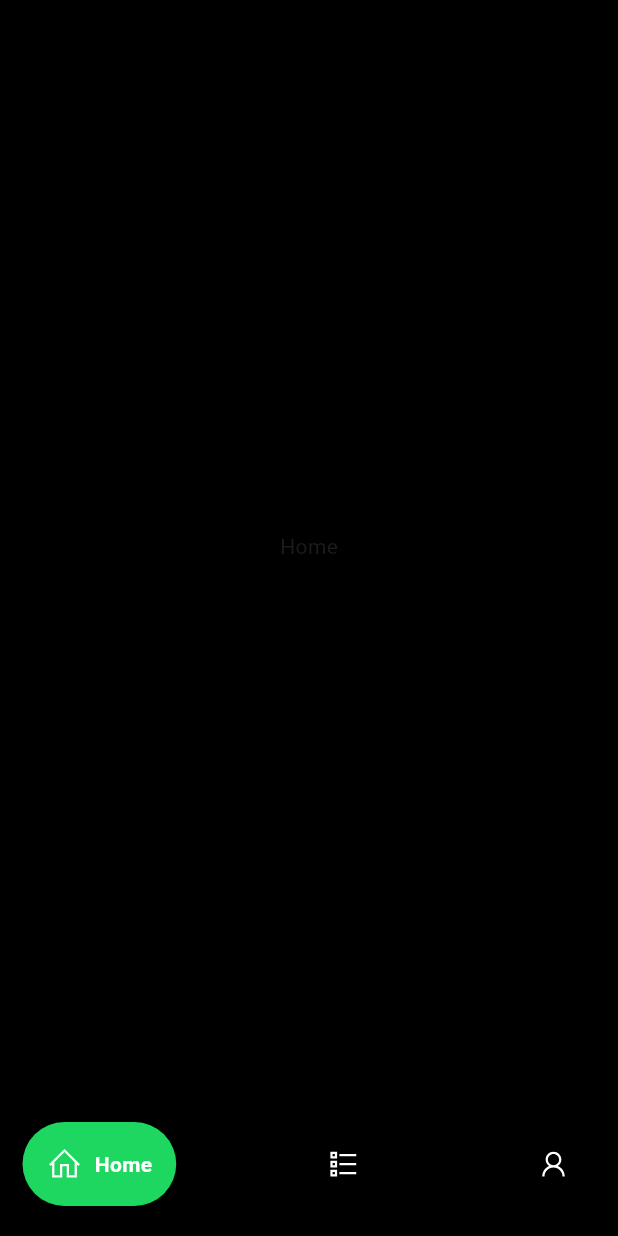
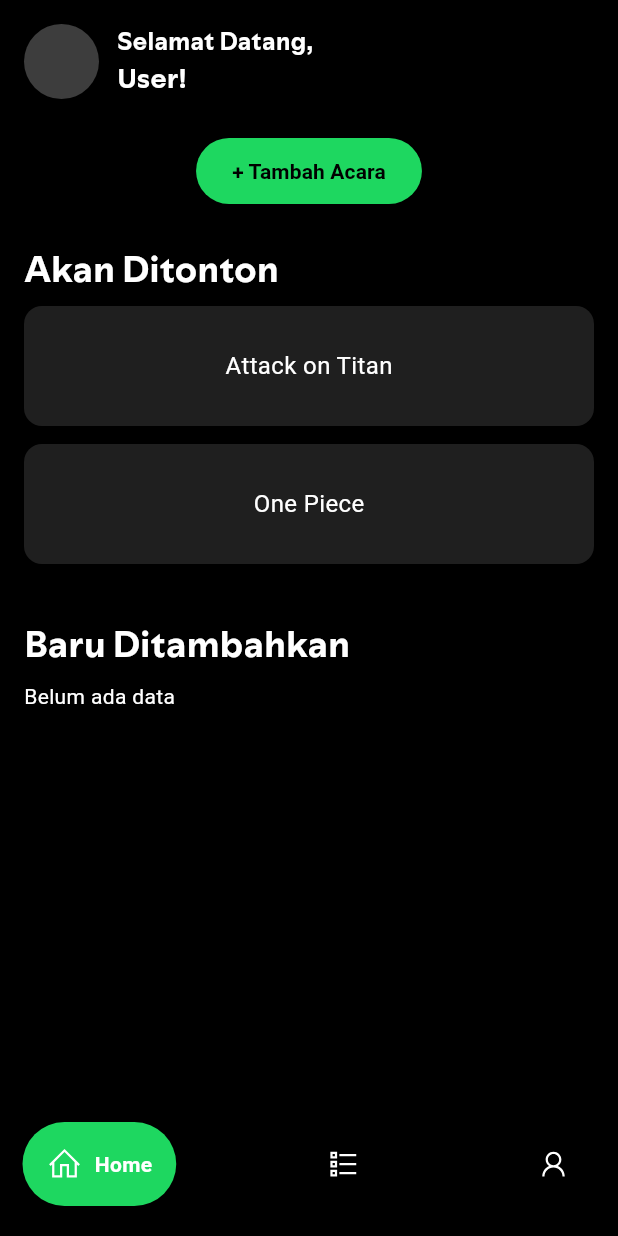
Before and after one commit to von-ai/netlify-app, a Flutter app: the screen it shows after launch, on a phone screen of 412 x 824 dp. Run offline on Flutter 3.47's test engine with Material 3 defaults, Android fonts, the phone set to English and light mode, and no system bars; drawn by our look-alikes of google_nav_bar; our stand-ins replace cloud_firestore, firebase_core, line_icons; accounts and stored records are empty.

Commit message:
Homepage demo

```diff
--- a/lib/main.dart
+++ b/lib/main.dart
@@ -21,7 +21,7 @@
   Widget build(BuildContext context) {
     return const MaterialApp(
       debugShowCheckedModeBanner: false,
-      home: NavBar(),
+      home: NavBar(), // penting: panggil NavBar di sini
     );
   }
 }
--- a/lib/pages/home_page.dart
+++ b/lib/pages/home_page.dart
@@ -1,4 +1,6 @@
 import 'package:flutter/material.dart';
+import '../widgets/add_event.dart';
+import '../widgets/event_list.dart';
 
 class HomePage extends StatefulWidget {
   const HomePage({super.key});
@@ -8,8 +10,87 @@
 }
 
 class _HomePageState extends State<HomePage> {
+  // Contoh data dummy untuk list
+  List<String> akanDitonton = ["Naruto", "One Piece", "Attack on Titan"];
+  List<String> baruDitambahkan = [];
+
+  // Fungsi tombol "Tambah Acara"
+  void tambahAcara() {
+    setState(() {
+      baruDitambahkan.add("Film Baru ${baruDitambahkan.length + 1}");
+    });
+  }
+
   @override
   Widget build(BuildContext context) {
-    return Center(child: Text("Home"),);
+    return SafeArea(
+      child: Scaffold(
+        backgroundColor: Colors.black,
+        body: SingleChildScrollView(
+          padding: const EdgeInsets.all(16),
+          child: Column(
+            crossAxisAlignment: CrossAxisAlignment.start,
+            children: [
+              // Header
+              Row(
+                children: [
+                  const CircleAvatar(
+                    radius: 25,
+                    backgroundColor: Colors.white24,
+                  ),
+                  const SizedBox(width: 12),
+                  Column(
+                    crossAxisAlignment: CrossAxisAlignment.start,
+                    children: const [
+                      Text('Selamat Datang,',
+                          style: TextStyle(
+                              color: Colors.white,
+                              fontFamily: 'SpotifyMix',
+                              fontWeight: FontWeight.bold,
+                              fontSize: 16)),
+                      Text('User!',
+                          style: TextStyle(
+                              color: Colors.white,
+                              fontFamily: 'SpotifyMix',
+                              fontWeight: FontWeight.bold,
+                              fontSize: 18,)),
+                    ],
+                  ),
+                ],
+              ),
+
+              const SizedBox(height: 24),
+
+              // Tombol tambah acara
+              Center(child: AddButton(onPressed: tambahAcara)),
+
+              const SizedBox(height: 24),
+
+              // Bagian Akan Ditonton
+              const Text('Akan Ditonton',
+                  style: TextStyle(
+                      color: Colors.white,
+                      fontSize: 24,
+                      fontFamily: 'SpotifyMix',
+                      fontWeight: FontWeight.bold)),
+              const SizedBox(height: 8),
+              EventCardList(items: akanDitonton),
+
+              const SizedBox(height: 24),
+
+              // Bagian Baru Ditambahkan
+              const Text('Baru Ditambahkan',
+                  style: TextStyle(
+                      color: Colors.white,
+                      fontSize: 24,
+                      fontFamily: 'SpotifyMix',
+                      fontWeight: FontWeight.bold)),
+              const SizedBox(height: 8),
+              EventCardList(items: baruDitambahkan),
+            ],
+          ),
+        ),
+      ),
+    );
   }
 }
--- a/lib/providers/navbar_provider.dart
+++ b/lib/providers/navbar_provider.dart
@@ -1,7 +1,8 @@
-import 'package:flutter/material.dart';
+import 'package:flutter/foundation.dart';
 
-class NavBarProvider with ChangeNotifier {
+class NavBarProvider extends ChangeNotifier {
   int _selectedIndex = 0;
+
   int get selectedIndex => _selectedIndex;
 
   void setIndex(int index) {
--- /dev/null
+++ b/lib/widgets/add_event.dart
@@ -0,0 +1,25 @@
+import 'package:flutter/material.dart';
+
+class AddButton extends StatelessWidget {
+  final VoidCallback onPressed;
+
+  const AddButton({super.key, required this.onPressed});
+
+  @override
+  Widget build(BuildContext context) {
+    return ElevatedButton(
+      onPressed: onPressed,
+      style: ElevatedButton.styleFrom(
+        backgroundColor: const Color.fromRGBO(30, 215, 96, 1),
+        shape: RoundedRectangleBorder(
+          borderRadius: BorderRadius.circular(30),
+        ),
+        padding: const EdgeInsets.symmetric(horizontal: 24, vertical: 12),
+      ),
+      child: const Text(
+        '+ Tambah Acara',
+        style: TextStyle(color: Colors.black, fontWeight: FontWeight.bold),
+      ),
+    );
+  }
+}
--- /dev/null
+++ b/lib/widgets/event_list.dart
@@ -0,0 +1,43 @@
+import 'package:flutter/material.dart';
+
+class EventCardList extends StatelessWidget {
+  final List<String> items;
+
+  const EventCardList({super.key, required this.items});
+
+  @override
+Widget build(BuildContext context) {
+  if (items.isEmpty) {
+    return const Text(
+      'Belum ada data',
+      style: TextStyle(color: Colors.white),
+    );
+  }
+
+  // Ambil maksimal 2 item terakhir
+  final displayItems = items.length > 2
+      ? items.sublist(items.length - 2)
+      : items;
+
+  return Column(
+    children: displayItems.reversed.toList()
+        .map(
+          (item) => Container(
+            margin: const EdgeInsets.only(bottom: 12),
+            height: 80,
+            decoration: BoxDecoration(
+              color: Colors.white12,
+              borderRadius: BorderRadius.circular(12),
+            ),
+            child: Center(
+              child: Text(
+                item,
+                style: const TextStyle(color: Colors.white, fontSize: 16),
+              ),
+            ),
+          ),
+        )
+        .toList(),
+    );
+  }
+}
--- a/lib/widgets/navbar.dart
+++ b/lib/widgets/navbar.dart
@@ -20,9 +20,10 @@
       const ProfilPage(),
     ];
 
-    return Scaffold(
+    return SafeArea(
+      child: Scaffold(
       backgroundColor: Colors.black,
-      body: SafeArea(child: pages[navBarProvider.selectedIndex]),
+      body: pages[navBarProvider.selectedIndex],
       bottomNavigationBar: Container(
         color: Colors.black,
         child: Padding(
@@ -42,7 +43,8 @@
             selectedIndex: navBarProvider.selectedIndex,
             onTabChange: (value) {
               navBarProvider.setIndex(value);
-            },
+              },
+            ),
           ),
         ),
       ),
```
Also changed, not shown: pubspec.yaml (+10 -7 lines), assets/fonts/SpotifyMix-Bold.ttf (added), assets/fonts/SpotifyMix-Extrabold.ttf (added), assets/fonts/SpotifyMix-Medium.ttf (added), assets/fonts/SpotifyMix-Regular.ttf (added).
